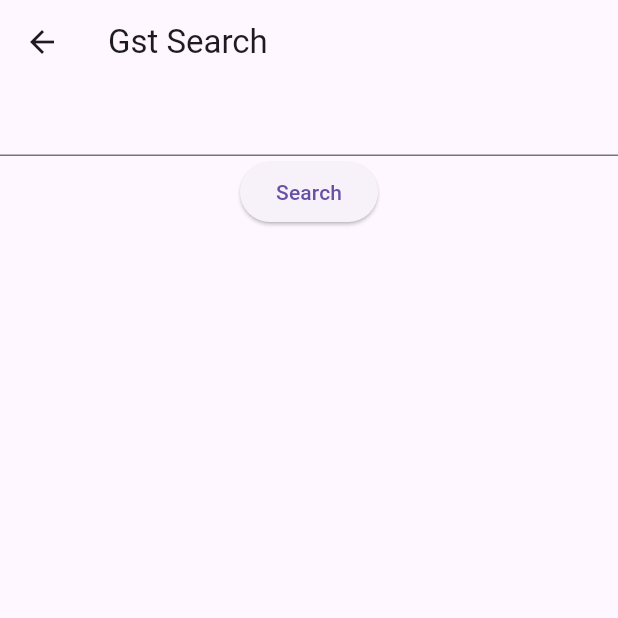
After one commit to BhuvanPS/invoice_app, a Flutter app: the screen it shows after launch, after a tap on "Search Gstn", on a phone screen of 412 x 824 dp, the top half of it. The commit adds this screen. Run offline on Flutter 3.47's test engine with Material 2 defaults, Android fonts, the phone set to English and light mode, and no system bars; our stand-ins replace cloud_firestore, firebase_core, local_auth, open_file, vibration; missing offline and left inert: add_comma, number_to_words, syncfusion_flutter_pdf; accounts and stored records are empty; network calls fail.

Commit message:
gst search feature enabled

```diff
--- a/lib/clientInfo.dart
+++ b/lib/clientInfo.dart
@@ -27,12 +27,14 @@ class _clientInfoState extends State<clientInfo> {
         );
       },
       child: Material(
+        borderRadius: BorderRadius.circular(8),
         elevation: 5,
         child: Container(
-          color: Colors.pink,
+          decoration: BoxDecoration(
+              color: Colors.blueGrey, borderRadius: BorderRadius.circular(18)),
+          //color: Colors.pink,
           padding: EdgeInsets.fromLTRB(0, 5, 0, 8),
           margin: EdgeInsets.all(10),
-          height: 50,
           child: Column(
             children: [
               Text(widget.name),
--- /dev/null
+++ b/lib/gstnSearch/gstnSearch.dart
@@ -0,0 +1,115 @@
+import 'dart:async';
+import 'dart:convert';
+
+import 'package:flutter/material.dart';
+import 'package:http/http.dart' as http;
+
+class gstnSearch extends StatefulWidget {
+  const gstnSearch({Key? key}) : super(key: key);
+
+  @override
+  State<gstnSearch> createState() => _gstnSearchState();
+}
+
+class _gstnSearchState extends State<gstnSearch> {
+  TextEditingController gstnumber = TextEditingController();
+  late Map<String, dynamic> data;
+  late bool SearchStatus = false;
+  late String tradeName = "";
+  late String legalName = "";
+  late String rcvdgst = "";
+  late String address = "";
+  bool isDetailsAvailable = false;
+  bool isbuttonClicked = false;
+
+  late partyDetail partyObject;
+
+  Future getData(String gstn) async {
+    http.Response response = await http.get(Uri.parse(
+        "https://blog-backend.mastersindia.co/api/v1/custom/search/gstin/?keyword=${gstn}&unique_id=lakooAPaMfFDtWwaOfqt5yDaA9tfthfvvfuj4t"));
+    //print(response.body);
+    data = json.decode(response.body);
+    partyObject = partyDetail(
+        tradename: data['data']['tradeNam'],
+        legalname: data['data']['lgnm'],
+        doorno: data['data']['pradr']['addr']['bno'],
+        adlin1: data['data']['pradr']['addr']['bnm'],
+        street: data['data']['pradr']['addr']['st'],
+        location: data['data']['pradr']['addr']['loc']);
+
+    setState(() {
+      isDetailsAvailable = true;
+      tradeName = partyObject.tradename.toString();
+      legalName = partyObject.legalname.toString();
+      address = partyObject.doorno.toString() +
+          ' ' +
+          partyObject.adlin1.toString() +
+          ' ' +
+          partyObject.street.toString() +
+          ' ' +
+          partyObject.location.toString();
+    });
+    //print(tradeName);
+  }
+
+  @override
+  Widget build(BuildContext context) {
+    return Scaffold(
+      appBar: AppBar(
+        title: Text('Gst Search'),
+      ),
+      body: Container(
+        child: Column(children: [
+          TextField(
+            controller: gstnumber,
+          ),
+          ElevatedButton(
+            onPressed: () {
+              //print(gstnumber.text);
+              getData(gstnumber.text.trim());
+              FocusManager.instance.primaryFocus?.unfocus();
+              setState(() {
+                isbuttonClicked = true;
+              });
+            },
+            child: Text('Search'),
+          ),
+          if (isbuttonClicked & !isDetailsAvailable)
+            Container(
+              child: CircularProgressIndicator(),
+            ),
+          if (isDetailsAvailable)
+            Container(
+              child: Column(
+                children: [
+                  Text('Trade name ' + tradeName),
+                  Text('Legal Name ' + legalName),
+                  Text(
+                    'Address: ${address}',
+                    maxLines: 2,
+                  )
+                ],
+              ),
+            )
+        ]),
+      ),
+    );
+  }
+}
+
+class partyDetail {
+  final String tradename;
+  final String legalname;
+  final String doorno;
+  final String adlin1;
+  final String street;
+  final String location;
+
+  partyDetail(
+      {required this.tradename,
+      required this.legalname,
+      required this.doorno,
+      required this.adlin1,
+      required this.street,
+      required this.location});
+}
--- a/lib/homeScreen.dart
+++ b/lib/homeScreen.dart
@@ -4,6 +4,7 @@ import 'package:inventory/initialise.dart';
 import 'package:inventory/viewProforma.dart';
 
 import './getInvDetails.dart';
+import './gstnSearch/gstnSearch.dart';
 
 class homeScreen extends StatefulWidget {
   const homeScreen({Key? key}) : super(key: key);
@@ -69,6 +70,9 @@ class _homeScreenState extends State<homeScreen> {
                 }));
               },
             ),
+            ElevatedButton(onPressed: (){
+              Navigator.of(context).push(MaterialPageRoute(builder: (_){return gstnSearch();}));
+            }, child: Text('Search Gstn'))
           ],
         ),
       ),
--- a/lib/main.dart
+++ b/lib/main.dart
@@ -16,6 +16,7 @@ class MyApp extends StatelessWidget {
       debugShowCheckedModeBanner: false,
       theme: ThemeData(
         primarySwatch: Colors.blueGrey,
+        useMaterial3: true,
       ),
       home: homeScreen(),
     );
--- a/pubspec.yaml
+++ b/pubspec.yaml
@@ -50,6 +50,7 @@ dependencies:
   vibration: ^1.7.6
   local_auth: ^2.1.3
   url_launcher: ^6.1.8
+  http: ^0.13.5
 
 
 dev_dependencies:
```
Also changed, not shown: lib/proinfo.dart (+5 -2 lines), lib/transactionList.dart (+16 -1 lines), pubspec.lock.
